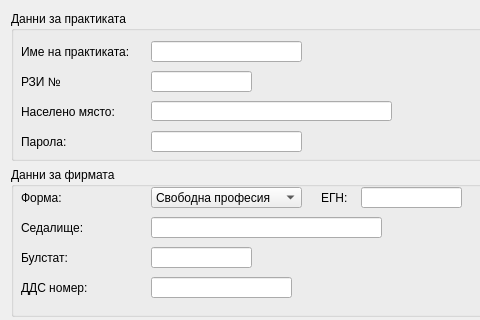
First picture: the form in src/View/Widgets/PracticeSettings.ui, repository thefinalcutbg/DinoDent, before the edit; both pictures show x 0 to 480 and y 0 to 320 of the 738 by 595 pixel window.
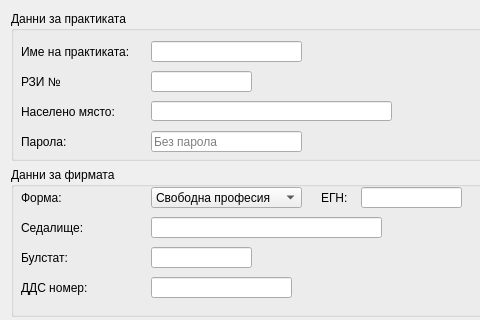
Second picture: the form after the edit. Custom widgets are drawn as their Qt base class.

Diff of the .ui file:
```diff
--- a/src/View/Widgets/PracticeSettings.ui
+++ b/src/View/Widgets/PracticeSettings.ui
@@ -144,6 +144,9 @@
         <property name="echoMode">
          <enum>QLineEdit::Normal</enum>
         </property>
+        <property name="placeholderText">
+         <string>Без парола</string>
+        </property>
        </widget>
        <widget class="QLabel" name="label_8">
         <property name="geometry">
```
